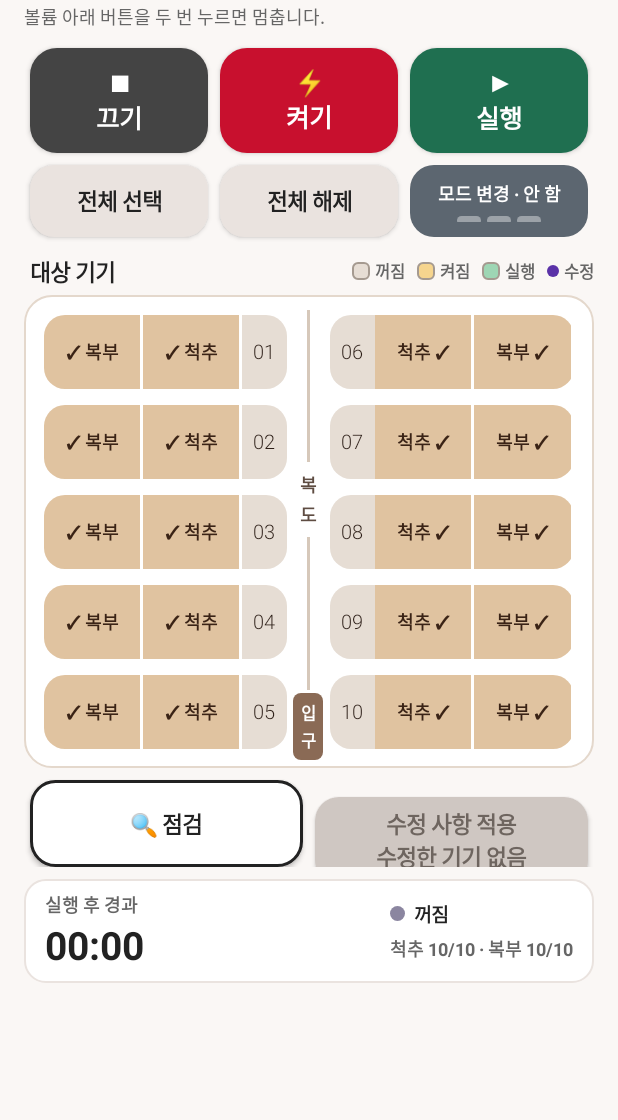
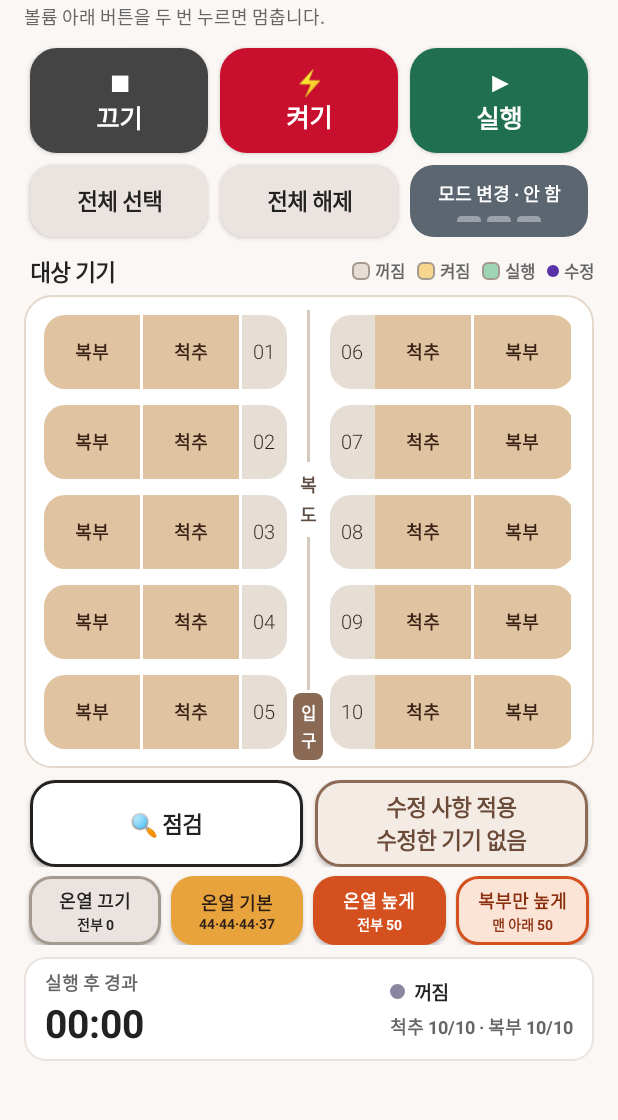
Before and after one commit to soonbin42/ceragem-macro, an Android app: the screen it shows after launch (MainActivity), after a tap on an icon or button, on a phone screen of 412 x 824 dp, the part 63-1183 px from its top. Run offline under Robolectric (Android 15) with nearby library versions, the phone set to English and light mode, and no system bars.

Commit message:
Add files via upload

```diff
--- a/app/src/main/java/com/jinanhealing/ceragemmacro/MainActivity.java
+++ b/app/src/main/java/com/jinanhealing/ceragemmacro/MainActivity.java
@@ -193,9 +193,11 @@ public class MainActivity extends Activity {
         if (mode == MacroService.MODE_CHECK) {
             pendingCheck = null;
         }
-        // 점검 다음 동작을 시작하면 '달랐던 곳' 빨간 테두리는 지운다
-        Config.setDiffDevs(this, new ArrayList<Integer>());
-        cfg.diffDevs.clear();
+        // 점검 다음 동작을 시작하면 '달랐던 곳' 빨간 테두리는 지운다 (온열은 켜짐·실행 상태와 상관없으니 그대로 둔다)
+        if (!MacroService.isHeatMode(mode)) {
+            Config.setDiffDevs(this, new ArrayList<Integer>());
+            cfg.diffDevs.clear();
+        }
         boolean started = svc.start(mode, speedLabel);
         updateAll();
         return started;
@@ -261,6 +263,8 @@ public class MainActivity extends Activity {
     }
 
     /** 화면이 짧은 폰(예: A25 + 화면 확대)이면 여백·높이를 줄여서 시간 카드까지 한 화면에 보이게 한다. */
+    /** 화면(MainActivity) 파일의 버전. 맨 아래에 표시해서, 올린 파일이 실제로 설치됐는지 눈으로 확인한다. */
+    private static final String SCREEN_VER = "v26";
     private boolean compact = false;
 
     private void buildUi() {
@@ -332,6 +336,8 @@ public class MainActivity extends Activity {
         // 점검 · 수정 사항 적용
         LinearLayout row3 = new LinearLayout(this);
         row3.setOrientation(LinearLayout.HORIZONTAL);
+        // 한 줄짜리 '점검'과 두 줄짜리 '수정 사항 적용'이 글자 기준선에 맞춰 위아래로 어긋나던 것을 막는다
+        row3.setBaselineAligned(false);
         checkButton = new Button(this);
         checkButton.setAllCaps(false);
         checkButton.setText("🔍 점검");
@@ -362,6 +368,16 @@ public class MainActivity extends Activity {
         applyButton.setOnClickListener(v -> showApplyDialog());
         row3.addView(applyButton);
         root.addView(row3);
+
+        // 온열: 끄기 · 기본 · 높게 · 복부만 높게 — 세라젬 온도 창을 열어 맞춘다 (점검은 이 창을 열지 않음)
+        LinearLayout heatRow = new LinearLayout(this);
+        heatRow.setOrientation(LinearLayout.HORIZONTAL);
+        heatRow.setBaselineAligned(false);
+        heatRow.addView(heatButton(MacroService.MODE_HEAT_OFF, "온열 끄기", "전부 0", Color.parseColor("#EAE3DF"), Color.parseColor("#A59A90"), Color.parseColor("#222222")));
+        heatRow.addView(heatButton(MacroService.MODE_HEAT_BASE, "온열 기본", "44·44·44·37", Color.parseColor("#E8A33D"), Color.parseColor("#E8A33D"), Color.parseColor("#2B1D16")));
+        heatRow.addView(heatButton(MacroService.MODE_HEAT_HIGH, "온열 높게", "전부 50", Color.parseColor("#D4501E"), Color.parseColor("#D4501E"), Color.WHITE));
+        heatRow.addView(heatButton(MacroService.MODE_HEAT_ABD, "복부만 높게", "맨 아래 50", Color.parseColor("#FBE3D6"), Color.parseColor("#D4501E"), Color.parseColor("#8A2E0E")));
+        root.addView(heatRow);
 
         // 실행 후 경과 시간 (버튼 한 줄 아래)
         LinearLayout timeCard = card(root);
@@ -515,6 +531,17 @@ public class MainActivity extends Activity {
         shareDumpButton.setOnClickListener(v -> shareDump());
         dumpCard.addView(shareDumpButton);
 
+        // 어느 버전이 깔려 있는지 확인용 (맨 아래)
+        String appVer = "?";
+        try {
+            appVer = getPackageManager().getPackageInfo(getPackageName(), 0).versionName;
+        } catch (Exception ignored) {
+        }
+        TextView verView = text("화면 " + SCREEN_VER + " · 앱 " + appVer, 12, MUTED, false);
+        verView.setGravity(Gravity.CENTER);
+        verView.setPadding(0, dp(16), 0, dp(8));
+        root.addView(verView);
+
         setContentView(scroll);
         rebuildBeds();
     }
@@ -583,10 +610,9 @@ public class MainActivity extends Activity {
                 + ", 복부 " + (ab ? "선택" : "해제") + (mod ? ", 수정됨" : "") + (diff ? ", 세라젬 앱과 다름" : ""));
     }
 
-    /** 체크는 같은 글자 줄 안에: 왼쪽 칸은 글자 앞(✓ 복부), 오른쪽 칸은 글자 뒤(척추 ✓) */
+    /** 체크 표시는 없앴다: 선택한 칸은 색(불)만 들어온다. */
     private static String segText(String label, boolean sel, boolean leftColumn) {
-        if (!sel) return label;
-        return leftColumn ? "✓ " + label : label + " ✓";
+        return label;
     }
 
     private void updateElapsed() {
@@ -638,11 +664,19 @@ public class MainActivity extends Activity {
         if (applyButton == null) return;
         int n = cfg.modifiedCount();
         applyButton.setText("수정 사항 적용\n" + (n == 0 ? "수정한 기기 없음" : n + "대 수정됨"));
+        // '점검'과 같은 모양(둥근 네모 + 테두리), 색은 갈색 계열
         GradientDrawable g = new GradientDrawable();
         g.setCornerRadius(dp(16));
-        g.setColor(n == 0 ? Color.parseColor("#CFC7C2") : Color.parseColor("#3A2316"));
+        if (n == 0) {
+            g.setColor(Color.parseColor("#F4ECE4"));
+            g.setStroke(dp(2), Color.parseColor("#8B6B55"));
+            applyButton.setTextColor(Color.parseColor("#6B4A38"));
+        } else {
+            g.setColor(Color.parseColor("#3A2316"));
+            g.setStroke(dp(2), Color.parseColor("#3A2316"));
+            applyButton.setTextColor(Color.WHITE);
+        }
         applyButton.setBackground(g);
-        applyButton.setTextColor(n == 0 ? Color.parseColor("#6E655F") : Color.WHITE);
         if (modeChangeText != null) {
             int li = cfg.speedPending ? cfg.lastSpeedIdx : -1;
             modeChangeText.setText("모드 변경 · " + (li < 0 || li > 2 ? "안 함" : SPEED_NAMES[li]));
@@ -977,6 +1011,52 @@ public class MainActivity extends Activity {
         return b;
     }
 
+    /** 온열 버튼을 눌렀을 때. 50℃로 올리는 두 가지는 잘못 눌렀을 때를 막으려고 한 번 물어본다. */
+    private void onHeat(final int mode, final String label) {
+        syncFromPrefs();
+        final int n = cfg.selectedList().size();
+        if (mode == MacroService.MODE_HEAT_HIGH || mode == MacroService.MODE_HEAT_ABD) {
+            if (n == 0) {
+                startMode(mode, "");      // 선택된 기기가 없다는 안내가 나온다
+                return;
+            }
+            String what = mode == MacroService.MODE_HEAT_HIGH ? "네 칸 모두 50℃" : "맨 아래 칸만 50℃";
+            new android.app.AlertDialog.Builder(this)
+                    .setTitle(label)
+                    .setMessage("선택한 " + n + "대의 온열을 " + what + "로 올릴까요?\n(전원이 켜진 기기만 바뀌어요)")
+                    .setPositiveButton("올리기", (d, w) -> startMode(mode, ""))
+                    .setNegativeButton("취소", null)
+                    .show();
+            return;
+        }
+        startMode(mode, "");
+    }
+
+    /** 온열 버튼 한 칸: 위에 이름, 아래에 작은 글씨로 값. 네 칸이 같은 폭. */
+    private Button heatButton(final int mode, final String label, String sub, int bg, int stroke, int fg) {
+        Button b = new Button(this);
+        b.setAllCaps(false);
+        b.setIncludeFontPadding(false);
+        b.setPadding(dp(2), 0, dp(2), 0);
+        b.setTypeface(Typeface.DEFAULT_BOLD);
+        b.setTextColor(fg);
+        b.setTextSize(compact ? 12 : 13);
+        android.text.SpannableString sp = new android.text.SpannableString(label + "\n" + sub);
+        sp.setSpan(new android.text.style.RelativeSizeSpan(0.78f), label.length() + 1, sp.length(),
+                android.text.Spanned.SPAN_EXCLUSIVE_EXCLUSIVE);
+        b.setText(sp);
+        GradientDrawable g = new GradientDrawable();
+        g.setCornerRadius(dp(14));
+        g.setColor(bg);
+        g.setStroke(dp(2), stroke);
+        b.setBackground(g);
+        LinearLayout.LayoutParams lp = new LinearLayout.LayoutParams(0, dp(compact ? 46 : 54), 1f);
+        lp.setMargins(dp(3), dp(compact ? 6 : 10), dp(3), 0);
+        b.setLayoutParams(lp);
+        b.setOnClickListener(v -> onHeat(mode, label));
+        return b;
+    }
+
     private Button lightButton(String label, View.OnClickListener l) {
         Button b = new Button(this);
         b.setText(label);
```
Also changed, not shown: app/src/main/java/com/jinanhealing/ceragemmacro/MacroService.java (+360 -2 lines).
